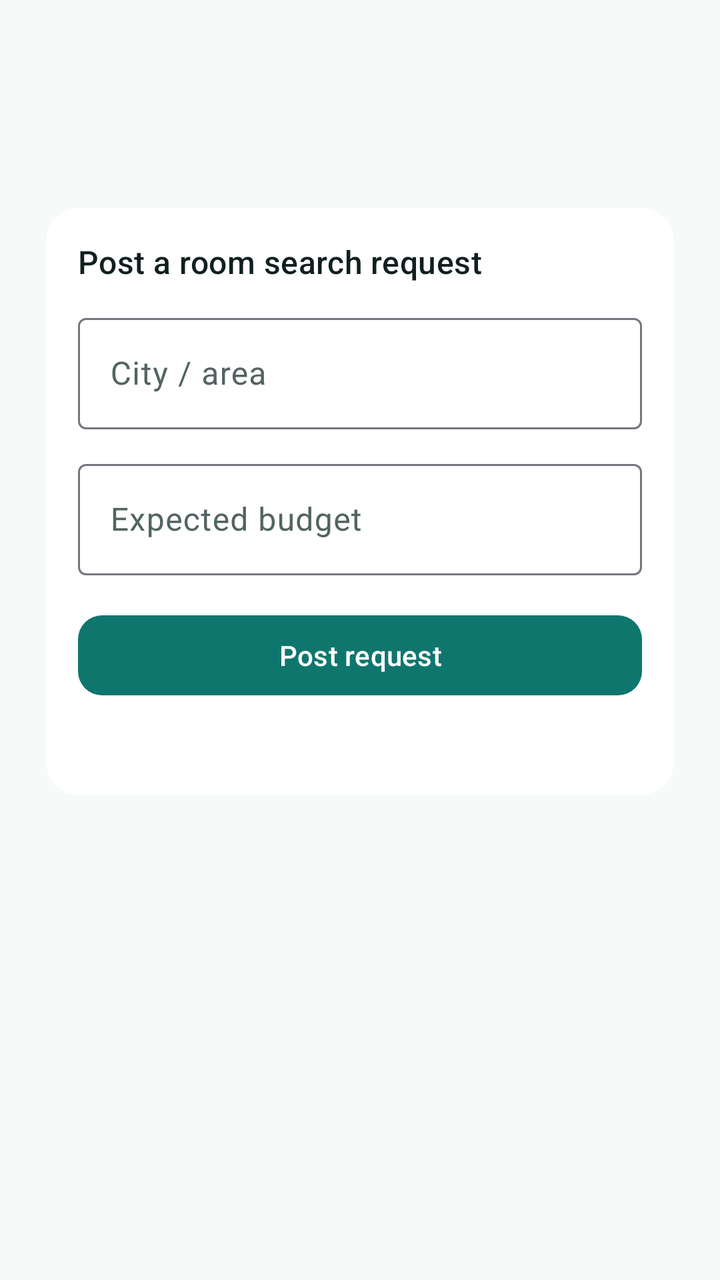
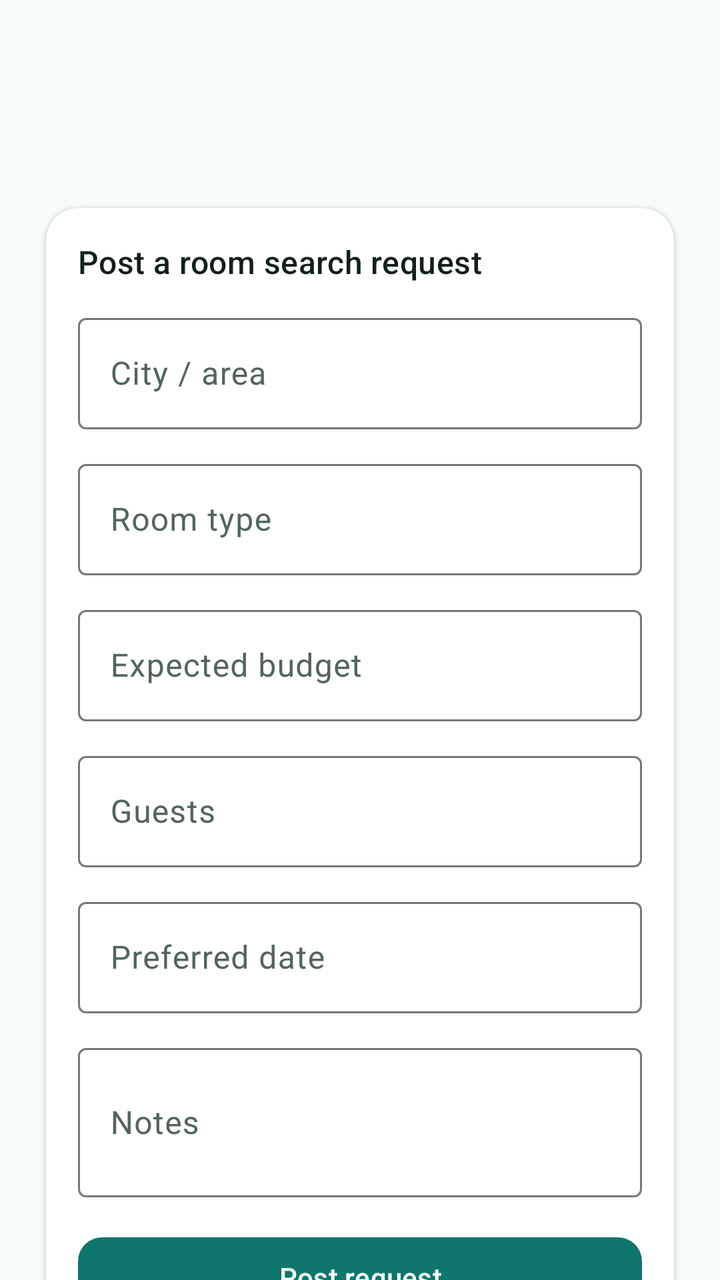

Screens rendered from an Android XML layout before and after an edit, with the pre-edit source and the edit as a unified diff.
<!-- AndroidManifest.xml: application theme Theme.Hotelapp_test2 -->
<!-- res/layout/activity_poster_search.xml -->
<?xml version="1.0" encoding="utf-8"?>
<LinearLayout xmlns:android="http://schemas.android.com/apk/res/android"
    xmlns:app="http://schemas.android.com/apk/res-auto"
    android:layout_width="match_parent"
    android:layout_height="match_parent"
    android:background="@color/surface_base"
    android:orientation="vertical">

    <com.google.android.material.appbar.MaterialToolbar
        android:id="@+id/toolbar"
        android:layout_width="match_parent"
        android:layout_height="wrap_content"
        android:layout_marginStart="@dimen/space_m"
        android:layout_marginTop="@dimen/space_m"
        android:layout_marginEnd="@dimen/space_m" />

    <androidx.core.widget.NestedScrollView
        android:layout_width="match_parent"
        android:layout_height="0dp"
        android:layout_weight="1"
        android:fillViewport="true">

        <LinearLayout
            android:layout_width="match_parent"
            android:layout_height="wrap_content"
            android:orientation="vertical"
            android:padding="@dimen/space_m">

            <com.google.android.material.card.MaterialCardView
                style="@style/Widget.Hotel.Card"
                android:layout_width="match_parent"
                android:layout_height="wrap_content">

                <LinearLayout
                    android:layout_width="match_parent"
                    android:layout_height="wrap_content"
                    android:orientation="vertical"
                    android:padding="@dimen/space_m">

                    <TextView
                        android:layout_width="wrap_content"
                        android:layout_height="wrap_content"
                        style="@style/TextAppearance.Hotel.SectionTitle"
                        android:text="@string/poster_search_title" />

                    <com.google.android.material.textfield.TextInputLayout
                        android:id="@+id/posterSearchLocationLayout"
                        style="@style/Widget.Material3.TextInputLayout.OutlinedBox"
                        android:layout_width="match_parent"
                        android:layout_height="wrap_content"
                        android:layout_marginTop="@dimen/space_s"
                        android:hint="@string/poster_search_location_hint">

                        <com.google.android.material.textfield.TextInputEditText
                            android:id="@+id/posterSearchLocation"
                            android:layout_width="match_parent"
                            android:layout_height="wrap_content" />
                    </com.google.android.material.textfield.TextInputLayout>

                    <com.google.android.material.textfield.TextInputLayout
                        android:id="@+id/posterSearchBudgetLayout"
                        style="@style/Widget.Material3.TextInputLayout.OutlinedBox"
                        android:layout_width="match_parent"
                        android:layout_height="wrap_content"
                        android:layout_marginTop="@dimen/space_s"
                        android:hint="@string/poster_search_budget_hint">

                        <com.google.android.material.textfield.TextInputEditText
                            android:id="@+id/posterSearchBudget"
                            android:layout_width="match_parent"
                            android:layout_height="wrap_content"
                            android:inputType="numberDecimal" />
                    </com.google.android.material.textfield.TextInputLayout>

                    <com.google.android.material.button.MaterialButton
                        android:id="@+id/posterSearchButton"
                        android:layout_width="match_parent"
                        android:layout_height="wrap_content"
                        android:layout_marginTop="@dimen/space_m"
                        android:text="@string/poster_search_submit" />

                    <TextView
                        android:id="@+id/posterSearchListText"
                        android:layout_width="match_parent"
                        android:layout_height="wrap_content"
                        android:layout_marginTop="@dimen/space_s"
                        android:textColor="@color/text_secondary"
                        android:textSize="13sp" />
                </LinearLayout>
            </com.google.android.material.card.MaterialCardView>
        </LinearLayout>
    </androidx.core.widget.NestedScrollView>
</LinearLayout>
<!-- resources referenced by this layout -->
<resources>
  <color name="surface_base">#F6FAF9</color>
  <color name="text_secondary">#526462</color>
  <dimen name="space_m">16dp</dimen>
  <dimen name="space_s">12dp</dimen>
  <string name="poster_search_budget_hint">Expected budget</string>
  <string name="poster_search_location_hint">City / area</string>
  <string name="poster_search_submit">Post request</string>
  <string name="poster_search_title">Post a room search request</string>
  <style name="TextAppearance.Hotel.SectionTitle" parent="TextAppearance.Material3.TitleMedium">
          <item name="android:textColor">?attr/colorOnSurface</item>
          <item name="fontFamily">sans-serif-medium</item>
          <item name="android:fontFamily">sans-serif-medium</item>
      </style>
  <style name="Widget.Hotel.Card" parent="Widget.Material3.CardView.Elevated">
          <item name="cardCornerRadius">@dimen/radius_m</item>
          <item name="cardUseCompatPadding">true</item>
          <item name="cardBackgroundColor">@color/surface_card</item>
      </style>
  <style name="Theme.Hotelapp_test2" parent="Base.Theme.Hotelapp_test2" />
  <dimen name="radius_m">16dp</dimen>
  <color name="surface_card">#FFFFFFFF</color>
  <color name="brand_primary">#0F766E</color>
  <color name="white">#FFFFFFFF</color>
  <color name="brand_secondary">#2563EB</color>
  <color name="accent_gold">#F59E0B</color>
  <color name="text_primary">#10201F</color>
  <style name="Widget.Hotel.Toolbar" parent="Widget.Material3.Toolbar">
          <item name="titleTextColor">?attr/colorOnSurface</item>
          <item name="subtitleTextColor">?attr/colorOnSurfaceVariant</item>
          <item name="titleTextAppearance">@style/TextAppearance.Hotel.ToolbarTitle</item>
          <item name="subtitleTextAppearance">@style/TextAppearance.Hotel.BodySmall</item>
      </style>
  <style name="Widget.Hotel.Button.Primary" parent="Widget.Material3.Button">
          <item name="backgroundTint">@color/brand_primary</item>
          <item name="android:textColor">@color/white</item>
          <item name="cornerRadius">@dimen/radius_s</item>
          <item name="android:minHeight">@dimen/button_min_height</item>
          <item name="fontFamily">sans-serif-medium</item>
      </style>
  <style name="TextAppearance.Hotel.ToolbarTitle" parent="TextAppearance.Material3.TitleLarge">
          <item name="fontFamily">sans-serif-medium</item>
          <item name="android:fontFamily">sans-serif-medium</item>
          <item name="android:textColor">?attr/colorOnSurface</item>
      </style>
  <style name="TextAppearance.Hotel.BodySmall" parent="TextAppearance.Material3.BodySmall">
          <item name="fontFamily">sans-serif</item>
          <item name="android:fontFamily">sans-serif</item>
          <item name="android:textColor">?attr/colorOnSurfaceVariant</item>
      </style>
  <dimen name="radius_s">12dp</dimen>
  <dimen name="button_min_height">48dp</dimen>
  <!-- unchanged entries left out for length: 1 -->
</resources>

<!-- the commit's change to res/layout/activity_poster_search.xml (unified diff, before → after) -->
@@ -27,6 +27,7 @@
             android:padding="@dimen/space_m">
 
             <com.google.android.material.card.MaterialCardView
+                android:id="@+id/posterSearchFormCard"
                 style="@style/Widget.Hotel.Card"
                 android:layout_width="match_parent"
                 android:layout_height="wrap_content">
@@ -58,6 +59,20 @@
                     </com.google.android.material.textfield.TextInputLayout>
 
                     <com.google.android.material.textfield.TextInputLayout
+                        android:id="@+id/posterSearchRoomTypeLayout"
+                        style="@style/Widget.Material3.TextInputLayout.OutlinedBox"
+                        android:layout_width="match_parent"
+                        android:layout_height="wrap_content"
+                        android:layout_marginTop="@dimen/space_s"
+                        android:hint="@string/poster_search_room_type_hint">
+
+                        <com.google.android.material.textfield.TextInputEditText
+                            android:id="@+id/posterSearchRoomType"
+                            android:layout_width="match_parent"
+                            android:layout_height="wrap_content" />
+                    </com.google.android.material.textfield.TextInputLayout>
+
+                    <com.google.android.material.textfield.TextInputLayout
                         android:id="@+id/posterSearchBudgetLayout"
                         style="@style/Widget.Material3.TextInputLayout.OutlinedBox"
                         android:layout_width="match_parent"
@@ -72,6 +87,51 @@
                             android:inputType="numberDecimal" />
                     </com.google.android.material.textfield.TextInputLayout>
 
+                    <com.google.android.material.textfield.TextInputLayout
+                        android:id="@+id/posterSearchGuestsLayout"
+                        style="@style/Widget.Material3.TextInputLayout.OutlinedBox"
+                        android:layout_width="match_parent"
+                        android:layout_height="wrap_content"
+                        android:layout_marginTop="@dimen/space_s"
+                        android:hint="@string/poster_search_guests_hint">
+
+                        <com.google.android.material.textfield.TextInputEditText
+                            android:id="@+id/posterSearchGuests"
+                            android:layout_width="match_parent"
+                            android:layout_height="wrap_content"
+                            android:inputType="number" />
+                    </com.google.android.material.textfield.TextInputLayout>
+
+                    <com.google.android.material.textfield.TextInputLayout
+                        android:id="@+id/posterSearchDateLayout"
+                        style="@style/Widget.Material3.TextInputLayout.OutlinedBox"
+                        android:layout_width="match_parent"
+                        android:layout_height="wrap_content"
+                        android:layout_marginTop="@dimen/space_s"
+                        android:hint="@string/poster_search_date_hint">
+
+                        <com.google.android.material.textfield.TextInputEditText
+                            android:id="@+id/posterSearchDate"
+                            android:layout_width="match_parent"
+                            android:layout_height="wrap_content" />
+                    </com.google.android.material.textfield.TextInputLayout>
+
+                    <com.google.android.material.textfield.TextInputLayout
+                        android:id="@+id/posterSearchNoteLayout"
+                        style="@style/Widget.Material3.TextInputLayout.OutlinedBox"
+                        android:layout_width="match_parent"
+                        android:layout_height="wrap_content"
+                        android:layout_marginTop="@dimen/space_s"
+                        android:hint="@string/poster_search_note_hint">
+
+                        <com.google.android.material.textfield.TextInputEditText
+                            android:id="@+id/posterSearchNote"
+                            android:layout_width="match_parent"
+                            android:layout_height="wrap_content"
+                            android:inputType="textMultiLine"
+                            android:minLines="2" />
+                    </com.google.android.material.textfield.TextInputLayout>
+
                     <com.google.android.material.button.MaterialButton
                         android:id="@+id/posterSearchButton"
                         android:layout_width="match_parent"
@@ -79,13 +139,41 @@
                         android:layout_marginTop="@dimen/space_m"
                         android:text="@string/poster_search_submit" />
 
+                </LinearLayout>
+            </com.google.android.material.card.MaterialCardView>
+
+            <com.google.android.material.card.MaterialCardView
+                style="@style/Widget.Hotel.Card"
+                android:layout_width="match_parent"
+                android:layout_height="wrap_content"
+                android:layout_marginTop="@dimen/space_m">
+
+                <LinearLayout
+                    android:layout_width="match_parent"
+                    android:layout_height="wrap_content"
+                    android:orientation="vertical"
+                    android:padding="@dimen/space_m">
+
                     <TextView
-                        android:id="@+id/posterSearchListText"
+                        style="@style/TextAppearance.Hotel.SectionTitle"
+                        android:layout_width="wrap_content"
+                        android:layout_height="wrap_content"
+                        android:text="@string/poster_search_list_title" />
+
+                    <TextView
+                        android:id="@+id/posterSearchEmptyText"
                         android:layout_width="match_parent"
                         android:layout_height="wrap_content"
                         android:layout_marginTop="@dimen/space_s"
+                        android:text="@string/poster_search_empty"
                         android:textColor="@color/text_secondary"
                         android:textSize="13sp" />
+
+                    <LinearLayout
+                        android:id="@+id/posterSearchListContainer"
+                        android:layout_width="match_parent"
+                        android:layout_height="wrap_content"
+                        android:orientation="vertical" />
                 </LinearLayout>
             </com.google.android.material.card.MaterialCardView>
         </LinearLayout>
<!-- resource entries referenced after the edit -->
@@ -5,7 +5,13 @@
   <dimen name="space_m">16dp</dimen>
   <dimen name="space_s">12dp</dimen>
   <string name="poster_search_budget_hint">Expected budget</string>
+  <string name="poster_search_date_hint">Preferred date</string>
+  <string name="poster_search_empty">No room search posters yet</string>
+  <string name="poster_search_guests_hint">Guests</string>
+  <string name="poster_search_list_title">Room search requests</string>
   <string name="poster_search_location_hint">City / area</string>
+  <string name="poster_search_note_hint">Notes</string>
+  <string name="poster_search_room_type_hint">Room type</string>
   <string name="poster_search_submit">Post request</string>
   <string name="poster_search_title">Post a room search request</string>
   <style name="TextAppearance.Hotel.SectionTitle" parent="TextAppearance.Material3.TitleMedium">
